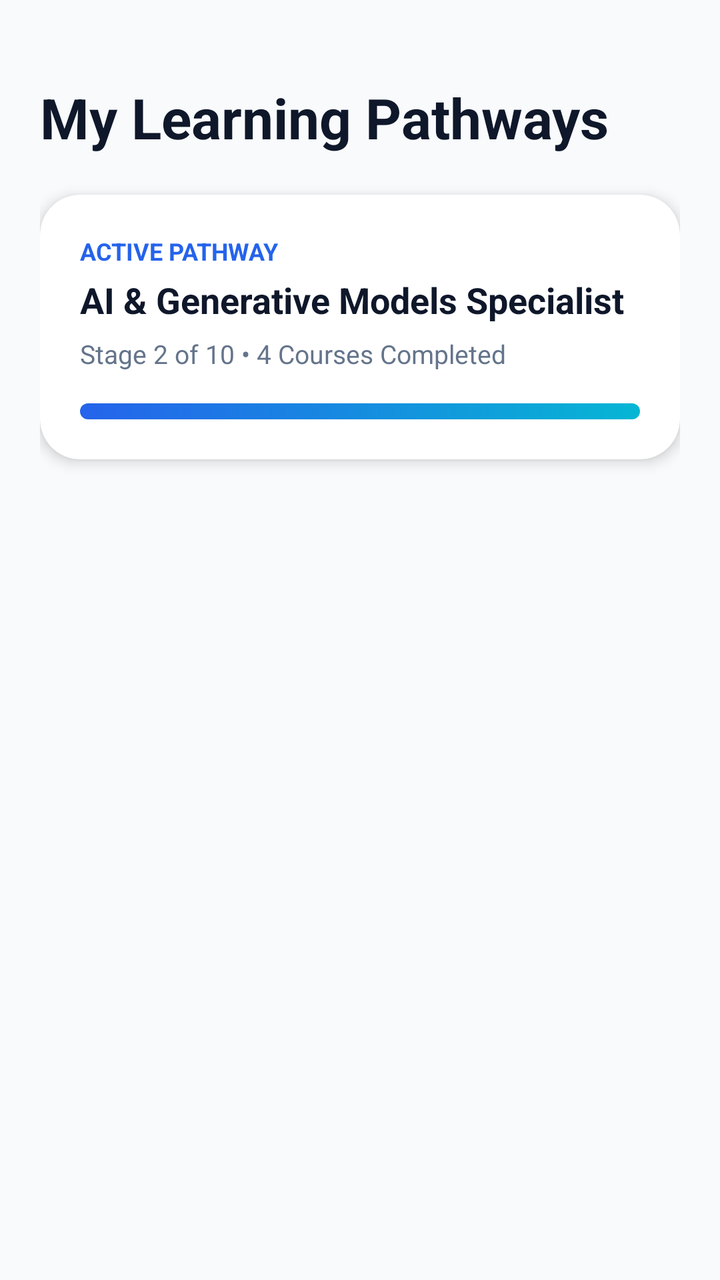
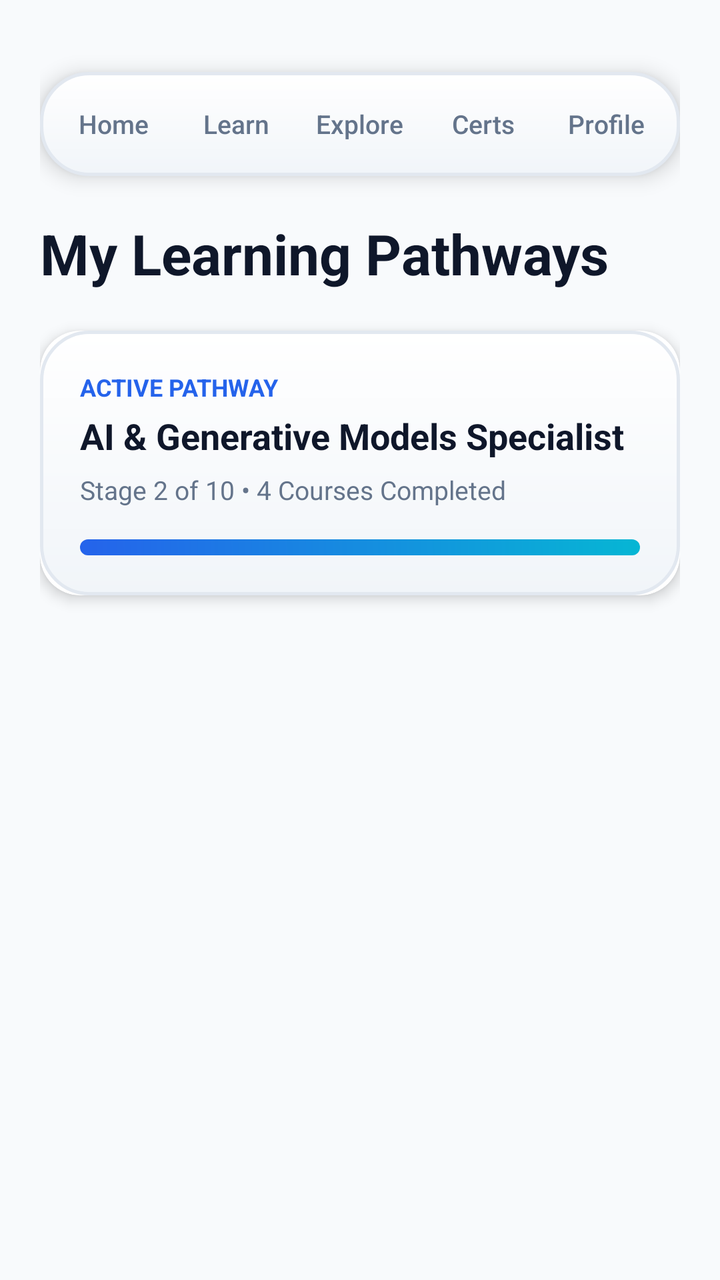

Screens rendered from an Android XML layout before and after an edit, with the pre-edit source and the edit as a unified diff.
<!-- AndroidManifest.xml: application theme Theme.CertifAI -->
<!-- res/layout/fragment_learn.xml -->
<?xml version="1.0" encoding="utf-8"?>
<androidx.constraintlayout.widget.ConstraintLayout xmlns:android="http://schemas.android.com/apk/res/android"
    xmlns:app="http://schemas.android.com/apk/res-auto"
    android:layout_width="match_parent"
    android:layout_height="match_parent"
    android:background="@color/bg_light"
    android:padding="20dp">

    <TextView
        android:id="@+id/tvTitle"
        android:layout_width="0dp"
        android:layout_height="wrap_content"
        android:layout_marginTop="20dp"
        android:text="My Learning Pathways"
        android:textColor="@color/text_primary_light"
        android:textSize="28sp"
        android:textStyle="bold"
        app:layout_constraintEnd_toEndOf="parent"
        app:layout_constraintStart_toStartOf="parent"
        app:layout_constraintTop_toTopOf="parent" />

    <androidx.cardview.widget.CardView
        android:id="@+id/cardPathway"
        android:layout_width="0dp"
        android:layout_height="wrap_content"
        android:layout_marginTop="20dp"
        app:cardBackgroundColor="@color/surface_light"
        app:cardCornerRadius="20dp"
        app:cardElevation="4dp"
        app:layout_constraintEnd_toEndOf="parent"
        app:layout_constraintStart_toStartOf="parent"
        app:layout_constraintTop_toBottomOf="@id/tvTitle">

        <LinearLayout
            android:layout_width="match_parent"
            android:layout_height="wrap_content"
            android:orientation="vertical"
            android:padding="20dp">

            <TextView
                android:layout_width="wrap_content"
                android:layout_height="wrap_content"
                android:text="ACTIVE PATHWAY"
                android:textColor="@color/electric_blue"
                android:textSize="12sp"
                android:textStyle="bold" />

            <TextView
                android:layout_width="wrap_content"
                android:layout_height="wrap_content"
                android:layout_marginTop="4dp"
                android:text="AI &amp; Generative Models Specialist"
                android:textColor="@color/text_primary_light"
                android:textSize="18sp"
                android:textStyle="bold" />

            <TextView
                android:layout_width="wrap_content"
                android:layout_height="wrap_content"
                android:layout_marginTop="6dp"
                android:text="Stage 2 of 10 • 4 Courses Completed"
                android:textColor="@color/text_secondary_light"
                android:textSize="13sp" />

            <ProgressBar
                style="@android:style/Widget.ProgressBar.Horizontal"
                android:layout_width="match_parent"
                android:layout_height="8dp"
                android:layout_marginTop="16dp"
                android:max="10"
                android:progress="2"
                android:progressDrawable="@drawable/bg_primary_button" />

        </LinearLayout>
    </androidx.cardview.widget.CardView>

</androidx.constraintlayout.widget.ConstraintLayout>
<!-- resources referenced by this layout -->
<resources>
  <color name="bg_light">#F8FAFC</color>
  <color name="electric_blue">#2563EB</color>
  <color name="surface_light">#FFFFFF</color>
  <color name="text_primary_light">#0F172A</color>
  <color name="text_secondary_light">#64748B</color>
  <!-- drawable bg_primary_button (drawable) -->
  <?xml version="1.0" encoding="utf-8"?>
  <shape xmlns:android="http://schemas.android.com/apk/res/android"
      android:shape="rectangle">
      <gradient
          android:angle="45"
          android:endColor="@color/cyan_accent"
          android:startColor="@color/electric_blue" />
      <corners android:radius="16dp" />
  </shape>
  <style name="Theme.CertifAI" parent="Base.Theme.CertifAI" />
  <color name="cyan_accent">#06B6D4</color>
  <style name="Base.Theme.CertifAI" parent="Theme.Material3.DayNight.NoActionBar">
          <item name="colorPrimary">@color/electric_blue</item>
          <item name="colorOnPrimary">@color/white</item>
          <item name="colorSecondary">@color/cyan_accent</item>
          <item name="android:statusBarColor">@color/bg_light</item>
          <item name="android:windowLightStatusBar">true</item>
          <item name="android:windowBackground">@color/bg_light</item>
      </style>
  <color name="white">#FFFFFFFF</color>
</resources>

<!-- the commit's change to res/layout/fragment_learn.xml (unified diff, before → after) -->
@@ -5,6 +5,16 @@
     android:layout_height="match_parent"
     android:background="@color/bg_light"
     android:padding="20dp">
+
+    <include
+        android:id="@+id/includeTopNav"
+        layout="@layout/view_top_nav"
+        android:layout_width="0dp"
+        android:layout_height="52dp"
+        android:layout_marginTop="16dp"
+        app:layout_constraintEnd_toEndOf="parent"
+        app:layout_constraintStart_toStartOf="parent"
+        app:layout_constraintTop_toTopOf="parent" />
 
     <TextView
         android:id="@+id/tvTitle"
@@ -17,7 +27,7 @@
         android:textStyle="bold"
         app:layout_constraintEnd_toEndOf="parent"
         app:layout_constraintStart_toStartOf="parent"
-        app:layout_constraintTop_toTopOf="parent" />
+        app:layout_constraintTop_toBottomOf="@id/includeTopNav" />
 
     <androidx.cardview.widget.CardView
         android:id="@+id/cardPathway"
@@ -34,6 +44,7 @@
         <LinearLayout
             android:layout_width="match_parent"
             android:layout_height="wrap_content"
+            android:background="@drawable/bg_glossy_surface"
             android:orientation="vertical"
             android:padding="20dp">
 
@@ -75,3 +86,70 @@
     </androidx.cardview.widget.CardView>
 
 </androidx.constraintlayout.widget.ConstraintLayout>
+<!-- res/layout/view_top_nav.xml (included above) -->
+<?xml version="1.0" encoding="utf-8"?>
+<LinearLayout xmlns:android="http://schemas.android.com/apk/res/android"
+    android:id="@+id/llTopNavTabs"
+    android:layout_width="match_parent"
+    android:layout_height="52dp"
+    android:background="@drawable/bg_glossy_surface"
+    android:elevation="6dp"
+    android:gravity="center"
+    android:orientation="horizontal"
+    android:padding="6dp">
+
+    <TextView
+        android:id="@+id/tabHome"
+        android:layout_width="0dp"
+        android:layout_height="match_parent"
+        android:layout_weight="1"
+        android:fontFamily="sans-serif-medium"
+        android:gravity="center"
+        android:text="Home"
+        android:textColor="@color/text_secondary_light"
+        android:textSize="13sp" />
+
+    <TextView
+        android:id="@+id/tabLearn"
+        android:layout_width="0dp"
+        android:layout_height="match_parent"
+        android:layout_weight="1"
+        android:fontFamily="sans-serif-medium"
+        android:gravity="center"
+        android:text="Learn"
+        android:textColor="@color/text_secondary_light"
+        android:textSize="13sp" />
+
+    <TextView
+        android:id="@+id/tabExplore"
+        android:layout_width="0dp"
+        android:layout_height="match_parent"
+        android:layout_weight="1"
+        android:fontFamily="sans-serif-medium"
+        android:gravity="center"
+        android:text="Explore"
+        android:textColor="@color/text_secondary_light"
+        android:textSize="13sp" />
+
+    <TextView
+        android:id="@+id/tabCertificates"
+        android:layout_width="0dp"
+        android:layout_height="match_parent"
+        android:layout_weight="1"
+        android:fontFamily="sans-serif-medium"
+        android:gravity="center"
+        android:text="Certs"
+        android:textColor="@color/text_secondary_light"
+        android:textSize="13sp" />
+
+    <TextView
+        android:id="@+id/tabProfile"
+        android:layout_width="0dp"
+        android:layout_height="match_parent"
+        android:layout_weight="1"
+        android:fontFamily="sans-serif-medium"
+        android:gravity="center"
+        android:text="Profile"
+        android:textColor="@color/text_secondary_light"
+        android:textSize="13sp" />
+</LinearLayout>
<!-- resource entries referenced after the edit -->
@@ -5,6 +5,20 @@
   <color name="surface_light">#FFFFFF</color>
   <color name="text_primary_light">#0F172A</color>
   <color name="text_secondary_light">#64748B</color>
+  <!-- drawable bg_glossy_surface (drawable) -->
+  <?xml version="1.0" encoding="utf-8"?>
+  <shape xmlns:android="http://schemas.android.com/apk/res/android"
+      android:shape="rectangle">
+      <gradient
+          android:angle="270"
+          android:endColor="#F1F5F9"
+          android:startColor="#FFFFFF"
+          android:type="linear" />
+      <corners android:radius="24dp" />
+      <stroke
+          android:width="1.5dp"
+          android:color="#E2E8F0" />
+  </shape>
   <!-- drawable bg_primary_button (drawable) -->
   <?xml version="1.0" encoding="utf-8"?>
   <shape xmlns:android="http://schemas.android.com/apk/res/android"
